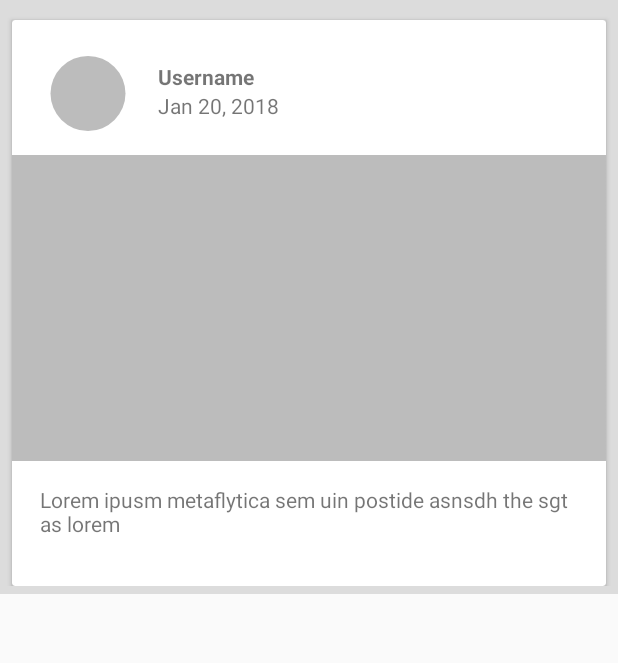
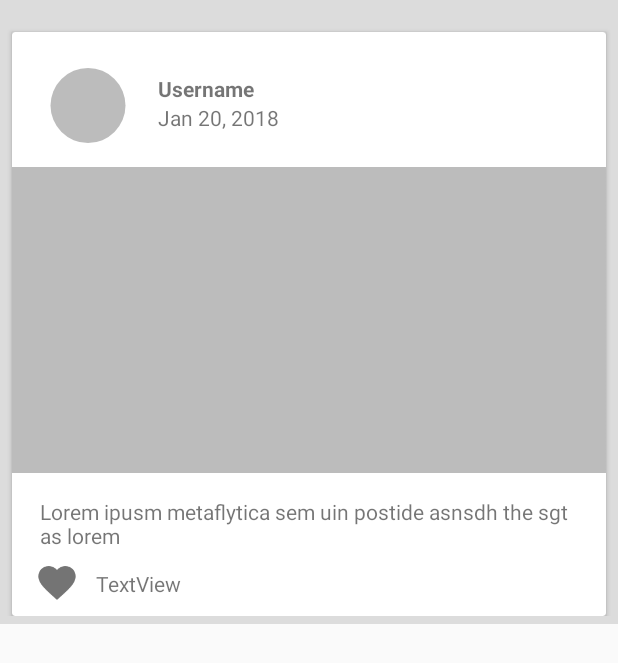
Before and after one commit to AshishSalaskar1/BlogApp_Android, an Android app: the layout blog_list_item.xml on its own in the app's theme, with its tools: preview values and no code run, on a phone screen of 412 x 824 dp. Shown: the top 663 px of the screen. Run offline under Robolectric (Android 15) with nearby library versions, the phone set to English and light mode, and no system bars; Roboto replaces fonts that are not available here.

Commit message:
* Like Resources Added * Added like button Functionality

```diff
--- a/app/src/main/java/com/example/hp/blogapp/BlogPost.java
+++ b/app/src/main/java/com/example/hp/blogapp/BlogPost.java
@@ -6,7 +6,7 @@ package com.example.hp.blogapp;
 import java.util.Date;
 
 //THIS IS THE MODEL CLASS
-public class BlogPost {
+public class BlogPost extends BlogPostId {
 
     public String image_url, image_thumb, desc,user_id;
     public Date timeStamp;
--- a/app/src/main/res/layout/blog_list_item.xml
+++ b/app/src/main/res/layout/blog_list_item.xml
@@ -14,7 +14,7 @@
         android:layout_height="wrap_content"
         android:layout_marginEnd="8dp"
         android:layout_marginStart="8dp"
-        android:layout_marginTop="8dp"
+        android:layout_marginTop="16dp"
         app:layout_constraintEnd_toEndOf="parent"
         app:layout_constraintHorizontal_bias="0.0"
         app:layout_constraintStart_toStartOf="parent"
@@ -23,6 +23,18 @@
         <android.support.constraint.ConstraintLayout
             android:layout_width="match_parent"
             android:layout_height="wrap_content">
+
+            <ImageView
+                android:id="@+id/blog_like"
+                android:layout_width="28dp"
+                android:layout_height="28dp"
+                android:layout_marginBottom="8dp"
+                android:layout_marginStart="16dp"
+                android:layout_marginTop="8dp"
+                app:layout_constraintBottom_toBottomOf="parent"
+                app:layout_constraintStart_toStartOf="parent"
+                app:layout_constraintTop_toBottomOf="@+id/blogDescription"
+                app:srcCompat="@mipmap/image_like_gray" />
 
             <de.hdodenhof.circleimageview.CircleImageView
                 android:id="@+id/blogProfilePic"
@@ -70,17 +82,28 @@
                 android:id="@+id/blogDescription"
                 android:layout_width="359dp"
                 android:layout_height="wrap_content"
-                android:layout_marginBottom="32dp"
                 android:layout_marginEnd="16dp"
                 android:layout_marginStart="16dp"
                 android:layout_marginTop="16dp"
                 android:text="Lorem ipusm metaflytica sem uin postide asnsdh the sgt as lorem "
-                app:layout_constraintBottom_toBottomOf="parent"
                 app:layout_constraintEnd_toEndOf="parent"
                 app:layout_constraintStart_toStartOf="parent"
-                app:layout_constraintTop_toBottomOf="@+id/blogImage"
+                app:layout_constraintTop_toBottomOf="@+id/blogImage" />
+
+            <TextView
+                android:id="@+id/blog_like_count"
+                android:layout_width="wrap_content"
+                android:layout_height="wrap_content"
+                android:layout_marginBottom="12dp"
+                android:layout_marginStart="12dp"
+                android:layout_marginTop="8dp"
+                android:text="TextView"
+                app:layout_constraintBottom_toBottomOf="parent"
+                app:layout_constraintStart_toEndOf="@+id/blog_like"
+                app:layout_constraintTop_toBottomOf="@+id/blogDescription"
                 app:layout_constraintVertical_bias="1.0" />
 
         </android.support.constraint.ConstraintLayout>
     </android.support.v7.widget.CardView>
+
 </android.support.constraint.ConstraintLayout>
```
Also changed, not shown: app/src/main/java/com/example/hp/blogapp/BlogPostId.java (added, +19 -0 lines), app/src/main/java/com/example/hp/blogapp/BlogRecycleAdapter.java (+48 -3 lines), app/src/main/java/com/example/hp/blogapp/HomeFragment.java (+6 -2 lines), app/src/main/image_like_gray-web.png (added), app/src/main/image_like_red-web.png (added), app/src/main/res/mipmap-hdpi/image_like_gray.png (added), app/src/main/res/mipmap-hdpi/image_like_red.png (added), app/src/main/res/mipmap-mdpi/image_like_gray.png (added), app/src/main/res/mipmap-mdpi/image_like_red.png (added), app/src/main/res/mipmap-xhdpi/image_like_gray.png (added), app/src/main/res/mipmap-xhdpi/image_like_red.png (added), app/src/main/res/mipmap-xxhdpi/image_like_gray.png (added), app/src/main/res/mipmap-xxhdpi/image_like_red.png (added), app/src/main/res/mipmap-xxxhdpi/image_like_gray.png (added), 1 more files.
